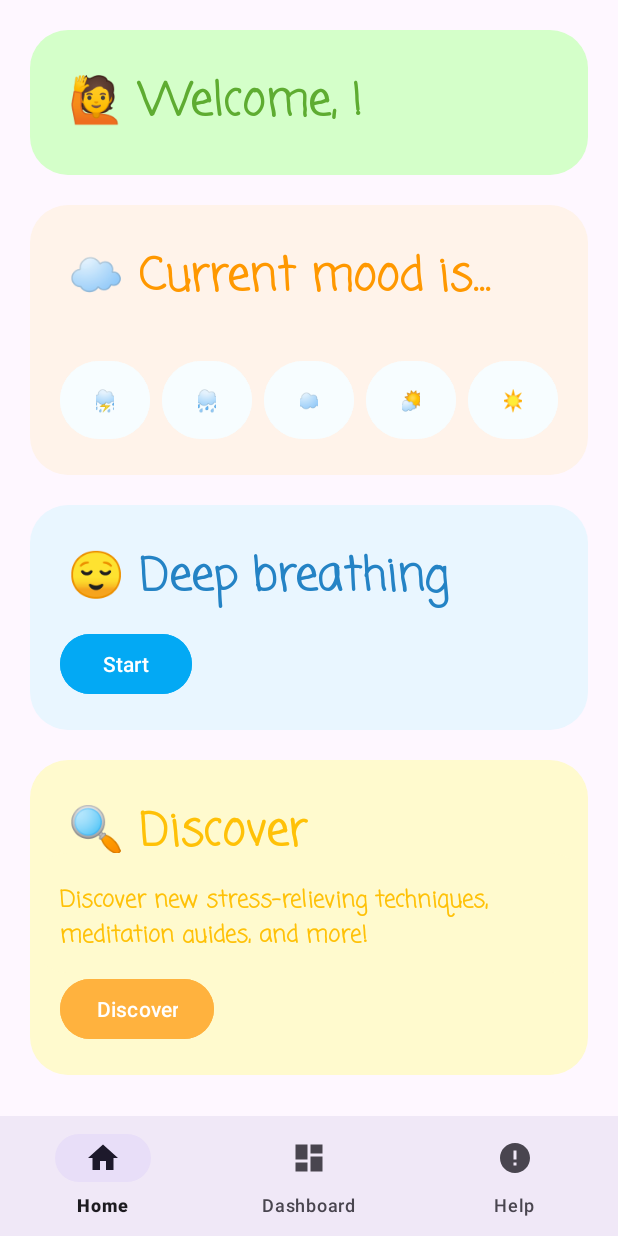
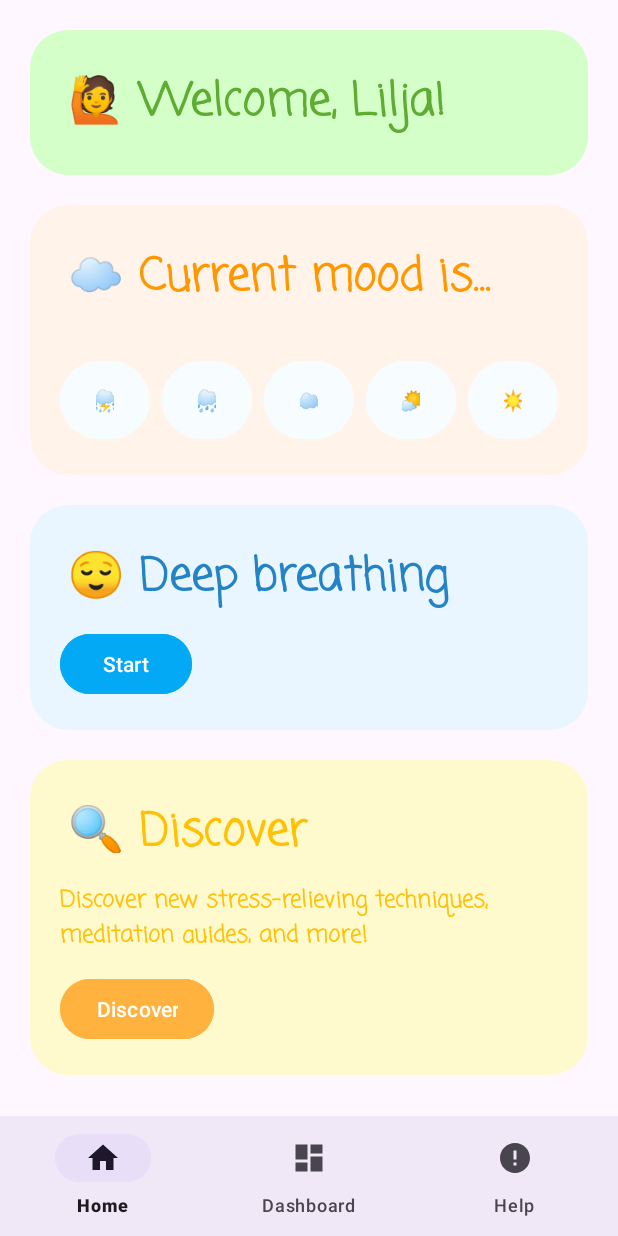
Before and after one commit to LiljaKiiski/my-path, an Android app: the HomeFragment screen opened directly, with no data from a screen before it, on a phone screen of 412 x 824 dp. Run offline under Robolectric (Android 15) with nearby library versions, the phone set to English and light mode, and no system bars; our stand-ins replace navigation-ui.

Commit message:
finishing up

```diff
--- a/app/src/main/java/lilja/kiiski/codingforchangeapp/ui/home/HomeFragment.java
+++ b/app/src/main/java/lilja/kiiski/codingforchangeapp/ui/home/HomeFragment.java
@@ -55,7 +55,7 @@ public class HomeFragment extends Fragment {
         super.onViewCreated(view, savedInstanceState);
 
         SharedPreferences settings = getActivity().getApplicationContext().getSharedPreferences("user_details", 0);
-        String user_name = settings.getString("user_name", "");
+        String user_name = settings.getString("user_name", "Lilja");
 
         welcome_text.setText("\uD83D\uDE4B Welcome, " + user_name + "!");
 
--- a/app/src/main/res/layout/fragment_home.xml
+++ b/app/src/main/res/layout/fragment_home.xml
@@ -12,7 +12,7 @@
         android:layout_height="wrap_content"
         android:fontFamily="casual"
         android:padding="25dp"
-        android:text="🙋 Welcome, Name"
+        android:text="🙋 Welcome, Lilja"
         android:background="@drawable/rounded_corner"
         android:backgroundTint="@color/back_green"
         android:textColor="@color/green3"
--- a/app/src/main/res/layout/fragment_welcome5.xml
+++ b/app/src/main/res/layout/fragment_welcome5.xml
@@ -60,6 +60,7 @@
         android:layout_width="match_parent"
         android:layout_height="200dp"
         android:layout_marginLeft="180dp"
+        android:fontFamily="casual"
         android:layout_marginBottom="20dp"
         app:layout_constraintBottom_toBottomOf="parent"
         app:layout_constraintEnd_toEndOf="parent"
@@ -75,6 +76,7 @@
         android:layout_height="wrap_content"
         android:layout_marginLeft="20dp"
         android:layout_marginTop="40dp"
+        android:fontFamily="casual"
         android:text="Work-life balance"
         android:buttonTint="@color/green3"
         android:textColor="@color/green3"
@@ -87,6 +89,7 @@
         android:layout_width="wrap_content"
         android:layout_height="wrap_content"
         android:text="Mindfulness"
+        android:fontFamily="casual"
         android:buttonTint="@color/green3"
         android:textColor="@color/green3"
         android:textSize="25sp"
@@ -100,6 +103,7 @@
         android:layout_width="wrap_content"
         android:layout_height="wrap_content"
         android:text="Managing stress"
+        android:fontFamily="casual"
         android:buttonTint="@color/green3"
         android:textColor="@color/green3"
         android:textSize="25sp"
@@ -113,6 +117,7 @@
         android:layout_width="wrap_content"
         android:layout_height="wrap_content"
         android:text="Productivity"
+        android:fontFamily="casual"
         android:buttonTint="@color/green3"
         android:textColor="@color/green3"
         android:textSize="25sp"
@@ -126,6 +131,7 @@
         android:layout_width="wrap_content"
         android:layout_height="wrap_content"
         android:text="Other"
+        android:fontFamily="casual"
         android:buttonTint="@color/green3"
         android:textColor="@color/green3"
         android:textSize="25sp"
--- a/app/src/main/res/mipmap-anydpi-v26/ic_help.xml
+++ b/app/src/main/res/mipmap-anydpi-v26/ic_help.xml
@@ -1,5 +1,4 @@
 <?xml version="1.0" encoding="utf-8"?>
 <adaptive-icon xmlns:android="http://schemas.android.com/apk/res/android">
-    <background android:drawable="@color/ic_help_background"/>
     <foreground android:drawable="@drawable/ic_help"/>
 </adaptive-icon>
--- a/app/src/main/res/mipmap-anydpi-v26/ic_help_round.xml
+++ b/app/src/main/res/mipmap-anydpi-v26/ic_help_round.xml
@@ -1,5 +1,4 @@
 <?xml version="1.0" encoding="utf-8"?>
 <adaptive-icon xmlns:android="http://schemas.android.com/apk/res/android">
-    <background android:drawable="@color/ic_help_background"/>
     <foreground android:drawable="@drawable/ic_help"/>
 </adaptive-icon>
```
Also changed, not shown: app/src/main/java/lilja/kiiski/codingforchangeapp/ui/dashboard/DashboardFragment.java (+12 -2 lines).
